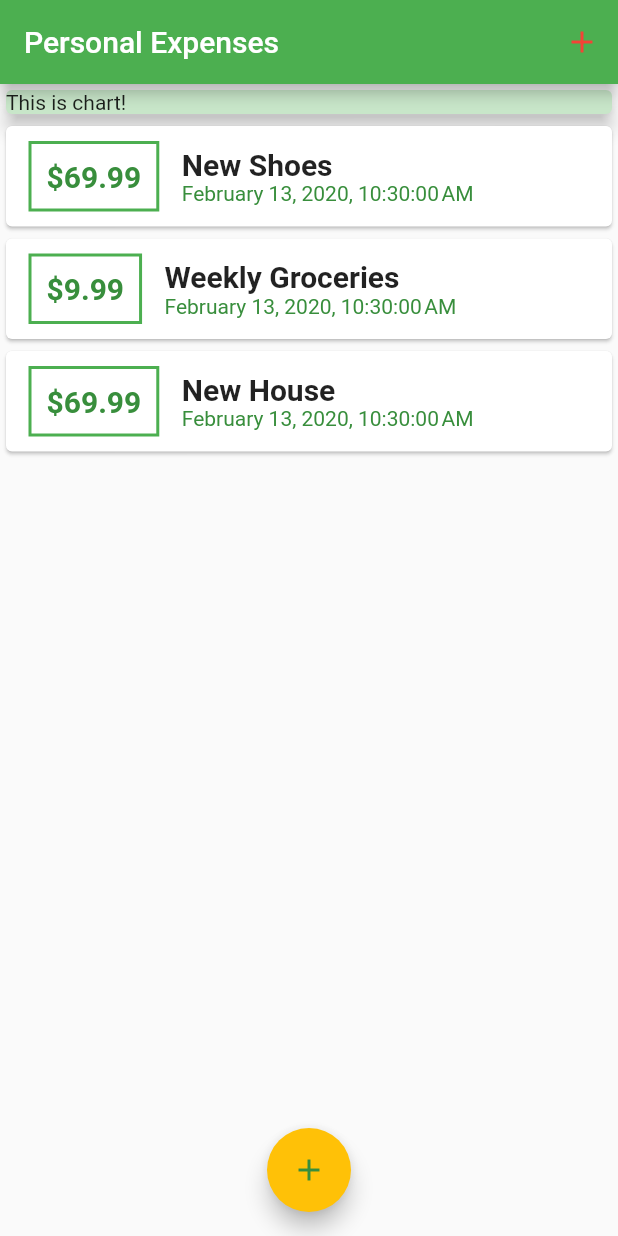
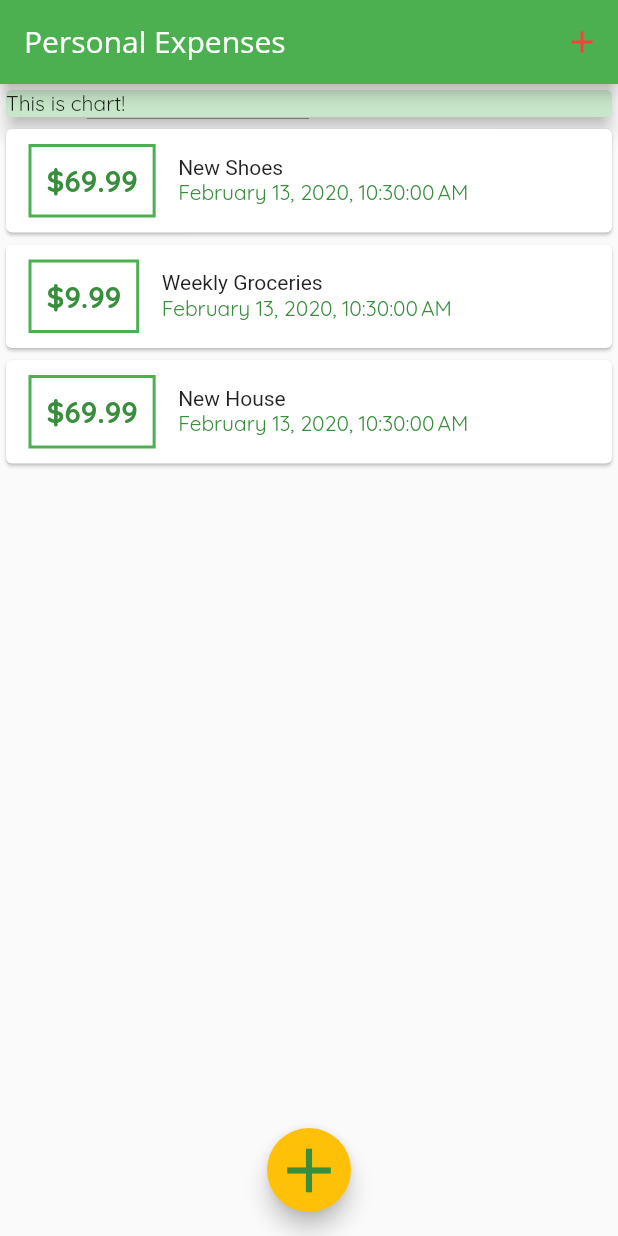
Before and after one commit to jonasreycian/expard, a Flutter app: the screen it shows after launch, on a phone screen of 412 x 824 dp. Run offline on Flutter 3.47's test engine with Material 2 defaults, Android fonts, the light colour scheme and no system bars.

Commit message:
Update fonts

```diff
--- a/lib/main.dart
+++ b/lib/main.dart
@@ -12,9 +12,19 @@ class MyApp extends StatelessWidget {
     return MaterialApp(
       title: 'Personal Expenses',
       theme: ThemeData(
-        primarySwatch: Colors.green,
-        accentColor: Colors.amber,
-      ),
+          primarySwatch: Colors.green,
+          accentColor: Colors.amber,
+          fontFamily: 'Quicksand',
+          appBarTheme: AppBarTheme(
+            // Copy the default theme
+            textTheme: ThemeData.light().textTheme.copyWith(
+                  title: TextStyle(
+                    fontFamily: 'OpenSans',
+                    fontSize: 20,
+                    //fontWeight: FontWeight.bold
+                  ),
+                ),
+          )),
       home: MyHomePage(),
     );
   }
@@ -111,7 +121,7 @@ class _MyHomePageState extends State<MyHomePage> {
         child: Icon(
           Icons.add,
           color: Theme.of(context).primaryColorDark,
-          size: 24,
+          size: 50,
         ),
         onPressed: () => _startAddNewTransaction,
       ),
--- a/lib/widgets/tansaction_list.dart
+++ b/lib/widgets/tansaction_list.dart
@@ -43,10 +43,7 @@ class TransactionList extends StatelessWidget {
                 children: <Widget>[
                   Text(
                     transactions[index].title,
-                    style: TextStyle(
-                      fontSize: 20,
-                      fontWeight: FontWeight.bold,
-                    ),
+                    style: ThemeData.light().textTheme.title,
                   ),
                   Text(
                     DateFormat.yMMMMd().format(transactions[index].date) +
```
Also changed, not shown: pubspec.yaml (+15 -12 lines), assets/fonts/OpenSans-Bold.ttf (added), assets/fonts/OpenSans-BoldItalic.ttf (added), assets/fonts/OpenSans-ExtraBold.ttf (added), assets/fonts/OpenSans-ExtraBoldItalic.ttf (added), assets/fonts/OpenSans-Italic.ttf (added), assets/fonts/OpenSans-Light.ttf (added), assets/fonts/OpenSans-LightItalic.ttf (added), assets/fonts/OpenSans-Regular.ttf (added), assets/fonts/OpenSans-SemiBold.ttf (added), assets/fonts/OpenSans-SemiBoldItalic.ttf (added), assets/fonts/Quicksand-Bold.ttf (added), assets/fonts/Quicksand-Light.ttf (added), assets/fonts/Quicksand-Medium.ttf (added), 1 more files.
